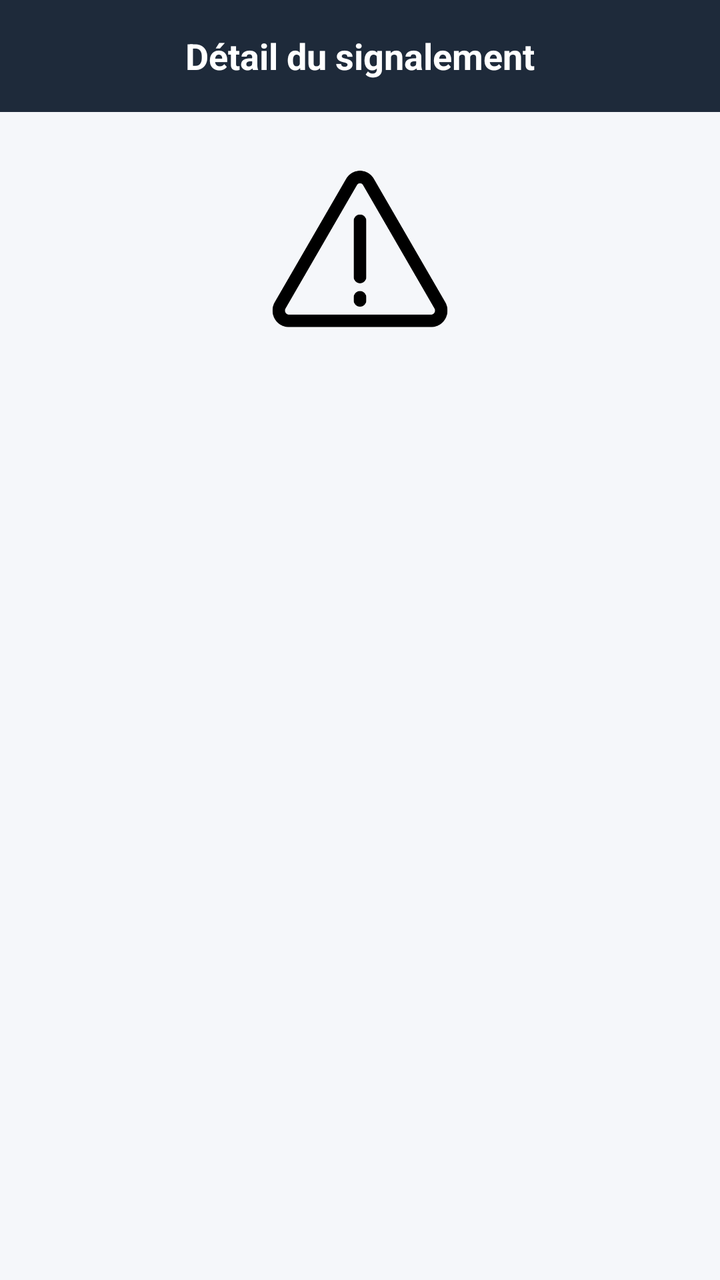
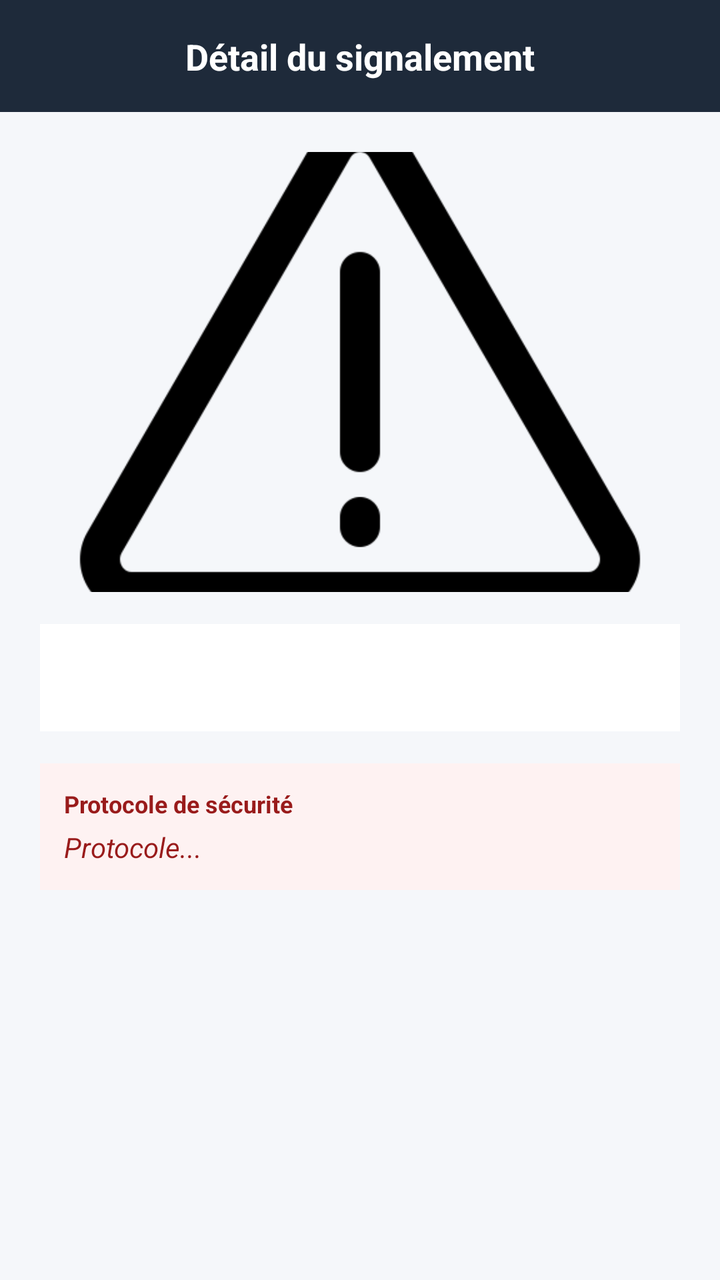

An Android layout rendered at two revisions. The XML below is the earlier revision; the diff shows what the commit changed to produce the second picture.
<!-- AndroidManifest.xml: application theme Theme.Obstrack -->
<!-- res/layout/fragment_report_detail.xml -->
<?xml version="1.0" encoding="utf-8"?>
<LinearLayout xmlns:android="http://schemas.android.com/apk/res/android"
    xmlns:tools="http://schemas.android.com/tools"
    android:layout_width="match_parent"
    android:layout_height="match_parent"
    android:background="#F5F7FA"
    android:orientation="vertical"
    tools:context=".ReportDetailFragment">

    <RelativeLayout
        android:layout_width="match_parent"
        android:layout_height="56dp"
        android:background="#1E2A3A"
        android:paddingHorizontal="16dp">

        <TextView
            android:id="@+id/labelReportDetail"
            android:layout_width="wrap_content"
            android:layout_height="wrap_content"
            android:layout_centerInParent="true"
            android:text="Détail du signalement"
            android:textColor="#FFFFFF"
            android:textSize="18sp"
            android:textStyle="bold" />
    </RelativeLayout>

    <ScrollView
        android:layout_width="match_parent"
        android:layout_height="0dp"
        android:layout_weight="1">

        <LinearLayout
            android:layout_width="match_parent"
            android:layout_height="wrap_content"
            android:orientation="vertical"
            android:padding="20dp">

            <ImageView
                android:id="@+id/logo_detail"
                android:layout_width="100dp"
                android:layout_height="100dp"
                android:layout_gravity="center_horizontal"
                android:layout_marginBottom="16dp"
                android:src="@mipmap/logo" />

            <TextView
                android:id="@+id/topic"
                android:layout_width="match_parent"
                android:layout_height="wrap_content"
                android:lineSpacingExtra="8dp"
                android:padding="16dp"
                android:textColor="#111827"
                android:textSize="16sp" />

        </LinearLayout>
    </ScrollView>

</LinearLayout>
<!-- resources referenced by this layout -->
<resources>
  <!-- mipmap logo: png bitmap (mipmap-xxhdpi, 11479 bytes) -->
  <style name="Theme.Obstrack" parent="Theme.Material3.Light.NoActionBar">
          <item name="colorPrimary">@color/purple_500</item>
          <item name="colorPrimaryVariant">@color/purple_700</item>
          <item name="colorOnPrimary">@color/white</item>
          <item name="colorSecondary">@color/teal_200</item>
          <item name="colorSecondaryVariant">@color/teal_700</item>
          <item name="colorOnSecondary">@color/black</item>
          <item name="android:statusBarColor">?attr/colorPrimaryVariant</item>
      </style>
  <color name="purple_500">#FF6200EE</color>
  <color name="purple_700">#FF3700B3</color>
  <color name="white">#FFFFFFFF</color>
  <color name="teal_200">#FF03DAC5</color>
  <color name="teal_700">#FF018786</color>
  <color name="black">#FF000000</color>
</resources>

<!-- the commit's change to res/layout/fragment_report_detail.xml (unified diff, before → after) -->
@@ -1,5 +1,6 @@
 <?xml version="1.0" encoding="utf-8"?>
 <LinearLayout xmlns:android="http://schemas.android.com/apk/res/android"
+    xmlns:app="http://schemas.android.com/apk/res-auto"
     xmlns:tools="http://schemas.android.com/tools"
     android:layout_width="match_parent"
     android:layout_height="match_parent"
@@ -7,7 +8,7 @@
     android:orientation="vertical"
     tools:context=".ReportDetailFragment">
 
-    <RelativeLayout
+    <androidx.constraintlayout.widget.ConstraintLayout
         android:layout_width="match_parent"
         android:layout_height="56dp"
         android:background="#1E2A3A"
@@ -17,12 +18,15 @@
             android:id="@+id/labelReportDetail"
             android:layout_width="wrap_content"
             android:layout_height="wrap_content"
-            android:layout_centerInParent="true"
             android:text="Détail du signalement"
             android:textColor="#FFFFFF"
             android:textSize="18sp"
-            android:textStyle="bold" />
-    </RelativeLayout>
+            android:textStyle="bold"
+            app:layout_constraintBottom_toBottomOf="parent"
+            app:layout_constraintEnd_toEndOf="parent"
+            app:layout_constraintStart_toStartOf="parent"
+            app:layout_constraintTop_toTopOf="parent" />
+    </androidx.constraintlayout.widget.ConstraintLayout>
 
     <ScrollView
         android:layout_width="match_parent"
@@ -37,10 +41,11 @@
 
             <ImageView
                 android:id="@+id/logo_detail"
-                android:layout_width="100dp"
-                android:layout_height="100dp"
+                android:layout_width="match_parent"
+                android:layout_height="220dp"
                 android:layout_gravity="center_horizontal"
                 android:layout_marginBottom="16dp"
+                android:scaleType="centerCrop"
                 android:src="@mipmap/logo" />
 
             <TextView
@@ -49,8 +54,37 @@
                 android:layout_height="wrap_content"
                 android:lineSpacingExtra="8dp"
                 android:padding="16dp"
+                android:background="#FFFFFF"
                 android:textColor="#111827"
                 android:textSize="16sp" />
+
+            <LinearLayout
+                android:id="@+id/protocol_container"
+                android:layout_width="match_parent"
+                android:layout_height="wrap_content"
+                android:layout_marginTop="16dp"
+                android:background="#FEF2F2"
+                android:orientation="vertical"
+                android:padding="12dp">
+
+                <TextView
+                    android:layout_width="wrap_content"
+                    android:layout_height="wrap_content"
+                    android:text="Protocole de sécurité"
+                    android:textColor="#991B1B"
+                    android:textSize="12sp"
+                    android:textStyle="bold" />
+
+                <TextView
+                    android:id="@+id/detail_protocol"
+                    android:layout_width="match_parent"
+                    android:layout_height="wrap_content"
+                    android:layout_marginTop="4dp"
+                    android:text="Protocole..."
+                    android:textColor="#991B1B"
+                    android:textSize="14sp"
+                    android:textStyle="italic" />
+            </LinearLayout>
 
         </LinearLayout>
     </ScrollView>
<!-- resource entries referenced after the edit -->
@@ -2,19 +2,17 @@
 <resources>
   <!-- mipmap logo: png bitmap (mipmap-xxhdpi, 11479 bytes) -->
   <style name="Theme.Obstrack" parent="Theme.Material3.Light.NoActionBar">
-          <item name="colorPrimary">@color/purple_500</item>
-          <item name="colorPrimaryVariant">@color/purple_700</item>
+          <item name="colorPrimary">@color/blue_obstrack</item>
+          <item name="colorPrimaryVariant">@color/blue_night</item>
           <item name="colorOnPrimary">@color/white</item>
-          <item name="colorSecondary">@color/teal_200</item>
-          <item name="colorSecondaryVariant">@color/teal_700</item>
+          <item name="colorSecondary">@color/blue_obstrack</item>
+          <item name="colorSecondaryVariant">@color/blue_night</item>
           <item name="colorOnSecondary">@color/black</item>
-          <item name="android:statusBarColor">?attr/colorPrimaryVariant</item>
+          <item name="android:statusBarColor">@color/blue_night</item>
       </style>
-  <color name="purple_500">#FF6200EE</color>
-  <color name="purple_700">#FF3700B3</color>
-  <color name="white">#FFFFFFFF</color>
-  <color name="teal_200">#FF03DAC5</color>
-  <color name="teal_700">#FF018786</color>
-  <color name="black">#FF000000</color>
+  <color name="blue_obstrack">#2563FF</color>
+  <color name="blue_night">#1E2B3C</color>
+  <color name="white">#FFFFFF</color>
+  <color name="black">#000000</color>
 </resources>
 
